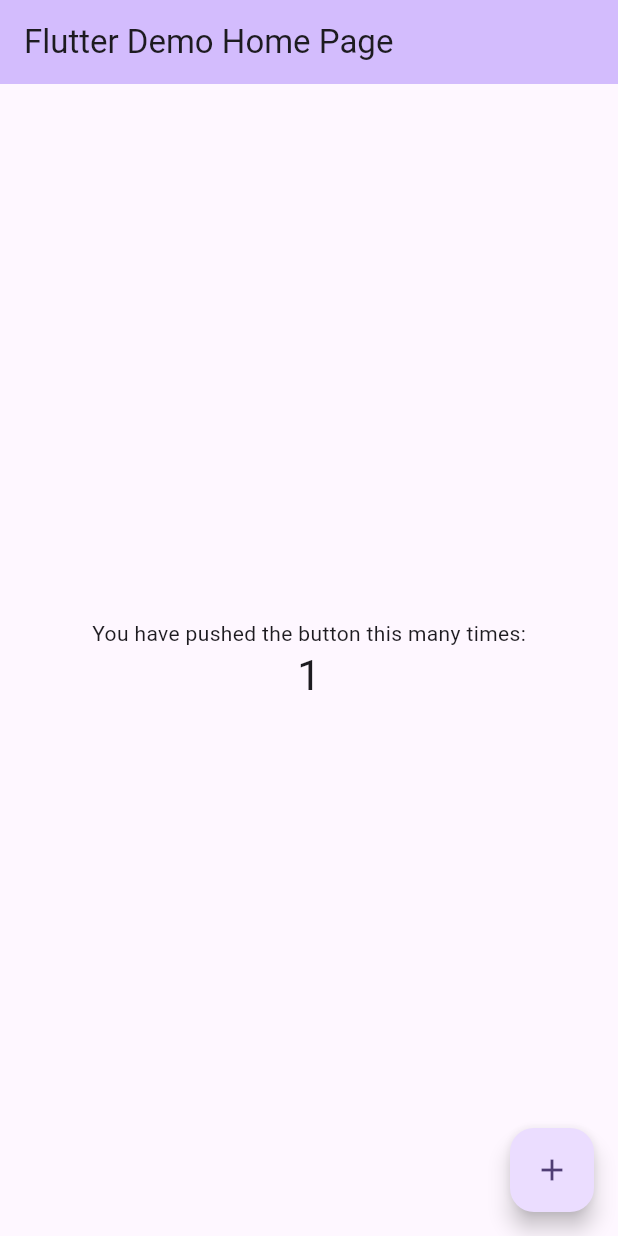
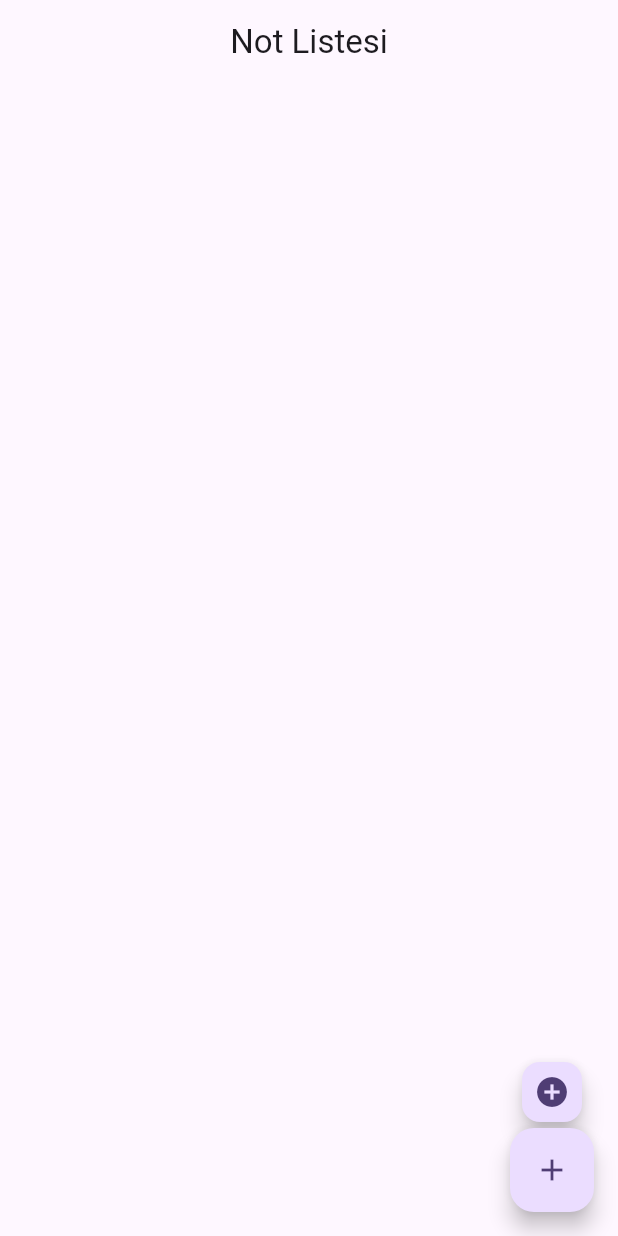
Before and after one commit to BerkayGithub/flutter_not_sepeti, a Flutter app: the screen it shows after launch, after a tap on the "add" icon, on a phone screen of 412 x 824 dp. Run offline on Flutter 3.47's test engine with Material 3 defaults, Android fonts, the phone set to English and light mode, and no system bars; our stand-ins replace sqflite, synchronized; accounts and stored records are empty.

Commit message:
Database functions and add category Dialog

```diff
--- a/lib/main.dart
+++ b/lib/main.dart
@@ -1,10 +1,7 @@
 import 'package:flutter/material.dart';
-import 'package:flutter_not_sepeti/utils/database_helper.dart';
 
 void main() {
   runApp(const MyApp());
-  var databaseHelper = DatabaseHelper();
-  databaseHelper.kategorileriGetir();
 }
 
 class MyApp extends StatelessWidget {
@@ -18,53 +15,67 @@ class MyApp extends StatelessWidget {
       theme: ThemeData(
         colorScheme: ColorScheme.fromSeed(seedColor: Colors.deepPurple),
       ),
-      home: const MyHomePage(title: 'Flutter Demo Home Page'),
+      home: const NotListesi(),
     );
   }
 }
 
-class MyHomePage extends StatefulWidget {
-  const MyHomePage({super.key, required this.title});
-
-  final String title;
-
-  @override
-  State<MyHomePage> createState() => _MyHomePageState();
-}
-
-class _MyHomePageState extends State<MyHomePage> {
-  int _counter = 0;
-
-  void _incrementCounter() {
-    setState(() {
-      _counter++;
-    });
-  }
+class NotListesi extends StatelessWidget {
+  const NotListesi({super.key});
 
   @override
   Widget build(BuildContext context) {
     return Scaffold(
-      appBar: AppBar(
-        backgroundColor: Theme.of(context).colorScheme.inversePrimary,
-
-        title: Text(widget.title),
-      ),
-      body: Center(
-        child: Column(
-          mainAxisAlignment: MainAxisAlignment.center,
-          children: <Widget>[
-            const Text('You have pushed the button this many times:'),
-            Text(
-              '$_counter',
-              style: Theme.of(context).textTheme.headlineMedium,
-            ),
-          ],
+      appBar: AppBar(title: Center(child: Text("Not Listesi"))),
+      body: Container(),
+      floatingActionButton: Column(
+        mainAxisAlignment: MainAxisAlignment.end,
+        children: [
+        FloatingActionButton(
+          onPressed: () {
+            showDialog(barrierDismissible:false ,context: context, builder: (context){
+              return SimpleDialog(
+                title: Text("Kategori Ekle", style: TextStyle(color: Theme.of(context).primaryColor)),
+                children: <Widget>[
+                  Padding(
+                    padding: const EdgeInsets.all(8.0),
+                    child: Form(child: TextFormField(
+                      decoration: InputDecoration(
+                        labelText: "Kategori ekle",
+                        border: OutlineInputBorder()
+                      ),
+                      validator: (girilenKategoriAdi){
+                        if(girilenKategoriAdi!.length < 3){
+                          return "En az 3 karakter giriniz";
+                        }
+                      },
+                    )),
+                  ),
+                  Padding(
+                    padding: const EdgeInsets.symmetric(horizontal: 8.0),
+                    child: OverflowBar(
+                      alignment: MainAxisAlignment.end,
+                      spacing: 8.0,
+                      children: [
+                        ElevatedButton(onPressed: (){Navigator.pop(context);},style: ElevatedButton.styleFrom(backgroundColor: Colors.orangeAccent), child: Text("Vazgeç", style: TextStyle(color: Colors.white))),
+                        ElevatedButton(onPressed: (){},style: ElevatedButton.styleFrom(backgroundColor: Colors.redAccent), child: Text("Kaydet", style: TextStyle(color: Colors.white))),
+                      ],
+                    ),
+                  )
+                ],
+              );
+            });
+          },
+          tooltip: "Kategori Ekle",
+          mini: true,
+          child: Icon(Icons.add_circle),
         ),
-      ),
-      floatingActionButton: FloatingActionButton(
-        onPressed: _incrementCounter,
-        tooltip: 'Increment',
-        child: const Icon(Icons.add),
+        FloatingActionButton(
+          onPressed: () {},
+          tooltip: "Not Ekle",
+          child: Icon(Icons.add),
+        )
+      ],
       ),
     );
   }
--- a/lib/utils/database_helper.dart
+++ b/lib/utils/database_helper.dart
@@ -1,9 +1,12 @@
+import 'dart:async';
 import 'dart:io';
 import 'dart:typed_data';
 import 'package:flutter/services.dart' hide ByteData;
 import 'package:path/path.dart';
 import 'package:sqflite/sqflite.dart';
 import 'package:synchronized/synchronized.dart';
+import '../models/Kategori.dart';
+import '../models/not.dart';
 
 class DatabaseHelper {
   static final DatabaseHelper _databaseHelper = DatabaseHelper._internal();
@@ -35,9 +38,7 @@ class DatabaseHelper {
         var file = File(path);
 
         if (!await file.exists()) {
-          ByteData data = (await rootBundle.load(
-            join("assets", "notlar.db"),
-          ));
+          ByteData data = (await rootBundle.load(join("assets", "notlar.db")));
           List<int> bytes = data.buffer.asUint8List(
             data.offsetInBytes,
             data.lengthInBytes,
@@ -48,15 +49,53 @@ class DatabaseHelper {
       }
     });
     return db!;
-    }
+  }
 
-    kategorileriGetir() async{
+  Future<List<Map<String, dynamic>>> kategorileriGetir() async {
     var db = await _getDatabase();
     var sonuc = await db.query("kategori");
-    print(sonuc);
+    return sonuc;
+  }
 
-    await db.insert("kategori", {'kategoriBaslik': "Test kategorisi 3"});
-    var sonu2 = await db.query("kategori");
-    print(sonu2);
-    }
+  Future<int> kategoriEkle(Kategori kategori) async {
+    var db = await _getDatabase();
+    var sonuc = await db.insert('kategori', kategori.toMap());
+    return sonuc;
+  }
+
+  Future<int> kategoriGuncelle(Kategori kategori) async{
+    var db = await _getDatabase();
+    var sonuc = await db.update('kategori', kategori.toMap(), where: "kategoriID", whereArgs: [kategori.kategoriID]);
+    return sonuc;
+  }
+
+  Future<int> kategoriSil(Kategori kategori) async{
+    var db = await _getDatabase();
+    var sonuc = await db.delete('kategori', where: "kategoriID", whereArgs: [kategori.kategoriID]);
+    return sonuc;
+  }
+
+  Future<List<Map<String, dynamic>>> notlariGetir() async {
+    var db = await _getDatabase();
+    var sonuc = await db.query("not", orderBy: "notID DESC");
+    return sonuc;
+  }
+
+  Future<int> notEkle(Not not) async {
+    var db = await _getDatabase();
+    var sonuc = await db.insert('not', not.toMap());
+    return sonuc;
+  }
+
+  Future<int> notGuncelle(Not not) async{
+    var db = await _getDatabase();
+    var sonuc = await db.update('not', not.toMap(), where: "notID", whereArgs: [not.notID]);
+    return sonuc;
+  }
+
+  Future<int> notSil(Not not) async{
+    var db = await _getDatabase();
+    var sonuc = await db.delete('not', where: "notID", whereArgs: [not.notID]);
+    return sonuc;
+  }
 }
```
